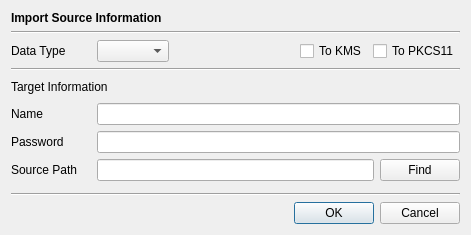
Before: the Qt Designer form CertMan/import_dlg.ui in jykim74/CertMan, drawn with Qt 5.
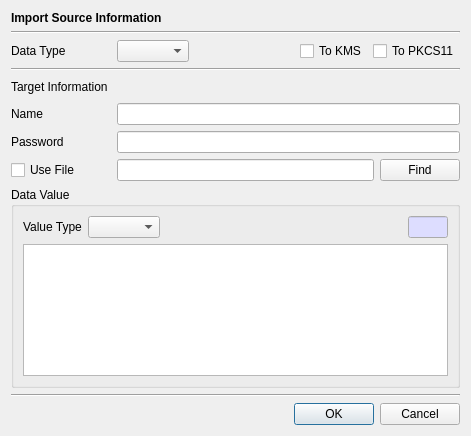
After: the same form once the commit is applied.

```diff
--- a/CertMan/import_dlg.ui
+++ b/CertMan/import_dlg.ui
@@ -7,7 +7,7 @@
     <x>0</x>
     <y>0</y>
     <width>471</width>
-    <height>235</height>
+    <height>436</height>
    </rect>
   </property>
   <property name="windowTitle">
@@ -43,13 +43,13 @@
       <widget class="QLabel" name="label_2">
        <property name="minimumSize">
         <size>
-         <width>80</width>
+         <width>100</width>
          <height>0</height>
         </size>
        </property>
        <property name="maximumSize">
         <size>
-         <width>80</width>
+         <width>100</width>
          <height>16777215</height>
         </size>
        </property>
@@ -104,6 +104,12 @@
      </property>
      <item row="0" column="0">
       <widget class="QLabel" name="label_3">
+       <property name="minimumSize">
+        <size>
+         <width>100</width>
+         <height>0</height>
+        </size>
+       </property>
        <property name="text">
         <string>Target Information</string>
        </property>
@@ -130,7 +136,7 @@
       <widget class="QLabel" name="label_4">
        <property name="minimumSize">
         <size>
-         <width>80</width>
+         <width>100</width>
          <height>0</height>
         </size>
        </property>
@@ -157,7 +163,7 @@
       <widget class="QLabel" name="label_6">
        <property name="minimumSize">
         <size>
-         <width>80</width>
+         <width>100</width>
          <height>0</height>
         </size>
        </property>
@@ -173,22 +179,6 @@
      <property name="topMargin">
       <number>0</number>
      </property>
-     <item row="0" column="0">
-      <widget class="QLabel" name="label_5">
-       <property name="minimumSize">
-        <size>
-         <width>80</width>
-         <height>0</height>
-        </size>
-       </property>
-       <property name="text">
-        <string>Source Path</string>
-       </property>
-      </widget>
-     </item>
-     <item row="0" column="1">
-      <widget class="QLineEdit" name="mPathText"/>
-     </item>
      <item row="0" column="2">
       <widget class="QPushButton" name="mFindBtn">
        <property name="text">
@@ -196,20 +186,111 @@
        </property>
       </widget>
      </item>
+     <item row="0" column="1">
+      <widget class="QLineEdit" name="mPathText"/>
+     </item>
+     <item row="0" column="0">
+      <widget class="QCheckBox" name="mUseFileCheck">
+       <property name="minimumSize">
+        <size>
+         <width>100</width>
+         <height>0</height>
+        </size>
+       </property>
+       <property name="text">
+        <string>Use File</string>
+       </property>
+      </widget>
+     </item>
     </layout>
    </item>
    <item>
-    <spacer name="verticalSpacer">
-     <property name="orientation">
-      <enum>Qt::Vertical</enum>
+    <widget class="QGroupBox" name="mValueGroup">
+     <property name="title">
+      <string>Data Value</string>
      </property>
-     <property name="sizeHint" stdset="0">
-      <size>
-       <width>20</width>
-       <height>40</height>
-      </size>
-     </property>
-    </spacer>
+     <layout class="QVBoxLayout" name="verticalLayout_2">
+      <item>
+       <layout class="QGridLayout" name="gridLayout_6">
+        <property name="topMargin">
+         <number>0</number>
+        </property>
+        <item row="0" column="3">
+         <widget class="QLineEdit" name="mValueLenText">
+          <property name="minimumSize">
+           <size>
+            <width>40</width>
+            <height>0</height>
+           </size>
+          </property>
+          <property name="maximumSize">
+           <size>
+            <width>40</width>
+            <height>16777215</height>
+           </size>
+          </property>
+          <property name="palette">
+           <palette>
+            <active>
+             <colorrole role="Base">
+              <brush brushstyle="SolidPattern">
+               <color alpha="255">
+                <red>221</red>
+                <green>221</green>
+                <blue>255</blue>
+               </color>
+              </brush>
+             </colorrole>
+            </active>
+            <inactive>
+             <colorrole role="Base">
+              <brush brushstyle="SolidPattern">
+               <color alpha="255">
+                <red>221</red>
+                <green>221</green>
+                <blue>255</blue>
+               </color>
+              </brush>
+             </colorrole>
+            </inactive>
+            <disabled/>
+           </palette>
+          </property>
+          <property name="readOnly">
+           <bool>true</bool>
+          </property>
+         </widget>
+        </item>
+        <item row="0" column="1">
+         <widget class="QComboBox" name="mValueTypeCombo"/>
+        </item>
+        <item row="0" column="2">
+         <spacer name="horizontalSpacer_3">
+          <property name="orientation">
+           <enum>Qt::Horizontal</enum>
+          </property>
+          <property name="sizeHint" stdset="0">
+           <size>
+            <width>40</width>
+            <height>20</height>
+           </size>
+          </property>
+         </spacer>
+        </item>
+        <item row="0" column="0">
+         <widget class="QLabel" name="label_5">
+          <property name="text">
+           <string>Value Type</string>
+          </property>
+         </widget>
+        </item>
+       </layout>
+      </item>
+      <item>
+       <widget class="QPlainTextEdit" name="mValueText"/>
+      </item>
+     </layout>
+    </widget>
    </item>
    <item>
     <widget class="Line" name="line_2">
```
Left out of the diff: 1 changed line with no effect on the pictures.
